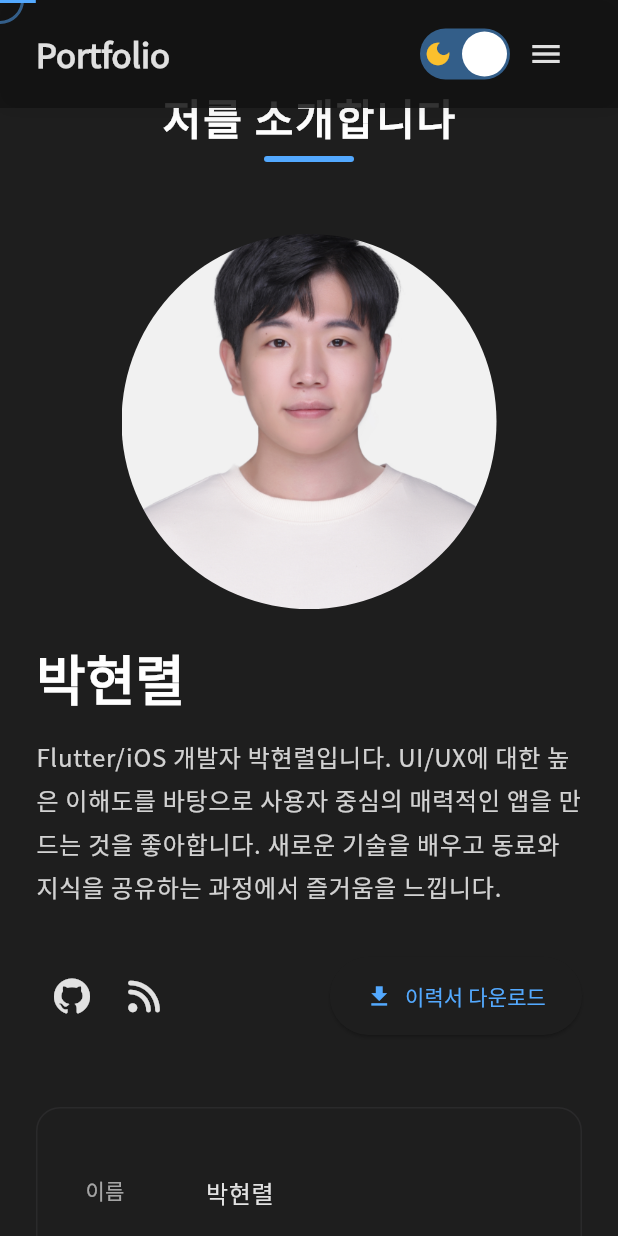
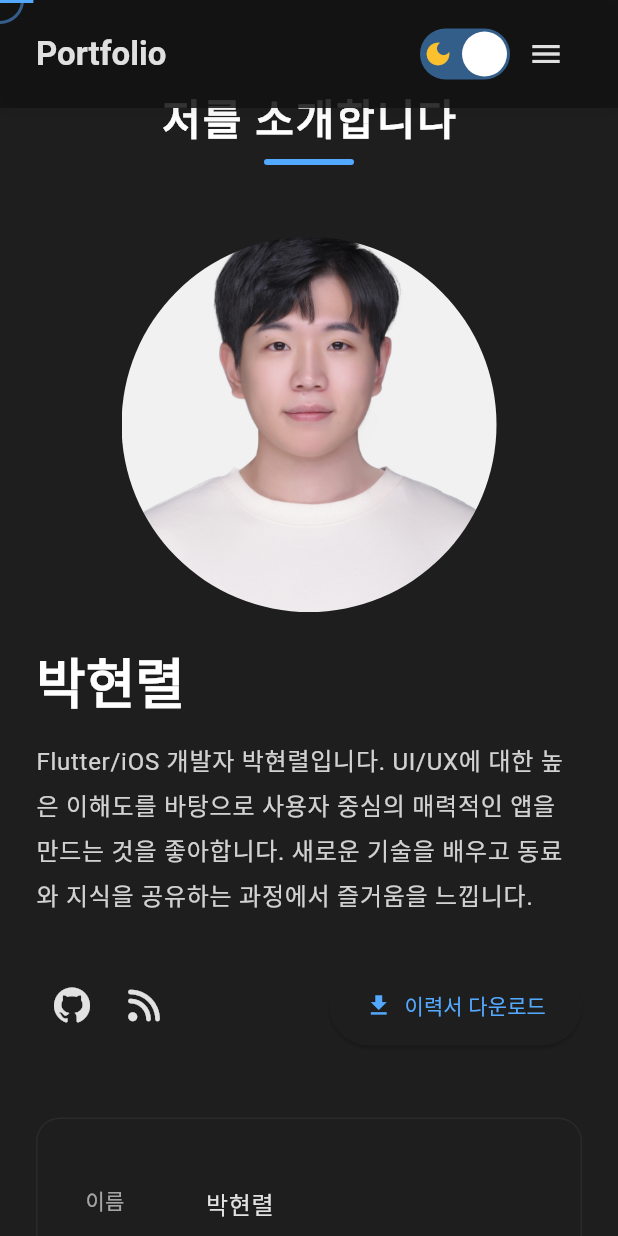
Before and after one commit to devpark435/portfolio_flutter_web, a Flutter app: the screen it shows after launch, after a tap on "더 알아보기", on a phone screen of 412 x 824 dp. Run offline on Flutter 3.47's test engine with Material 3 defaults, Android fonts, the phone set to English and light mode, and no system bars; drawn by our look-alikes of animated_text_kit, flutter_animate; our stand-ins replace flutter_riverpod, font_awesome_flutter, go_router, shared_preferences, simple_animations, timeline_tile; missing offline and left inert: dart:html; Roboto replaces fonts that are missing (PretendardVariable).

Commit message:
feat: 로컬 폰트 적용 및 프로젝트 배포 링크 추가
- 로컬 폰트(PretendardVariable) 도입 및 google_fonts 의존성 제거
- Project 모델에 deployUrl, releaseLogs 필드 추가
- 프로젝트 상세 화면에 '배포 링크' 버튼 UI 구현
- Swipe Gallery 및 Reactive Mind Map 배포 URL 데이터 반영
- simple_animations 버전 조정 (Dart 3.7 호환)

```diff
--- a/lib/config/theme/app_theme.dart
+++ b/lib/config/theme/app_theme.dart
@@ -1,5 +1,4 @@
 import 'package:flutter/material.dart';
-import 'package:google_fonts/google_fonts.dart';
 
 class AppTheme {
   static const Color primaryColorLight = Color(0xFF005A9C);
@@ -12,7 +11,8 @@ class AppTheme {
       primaryColor: primaryColorLight,
       scaffoldBackgroundColor: const Color(0xFFF5F5F7),
       cardColor: Colors.white,
-      textTheme: GoogleFonts.notoSansKrTextTheme(baseTheme.textTheme).apply(
+      textTheme: baseTheme.textTheme.apply(
+        fontFamily: 'PretendardVariable',
         bodyColor: const Color(0xFF333333),
         displayColor: const Color(0xFF111111),
       ),
@@ -38,7 +38,8 @@ class AppTheme {
       primaryColor: primaryColorDark,
       scaffoldBackgroundColor: const Color(0xFF121212),
       cardColor: const Color(0xFF1E1E1E),
-      textTheme: GoogleFonts.notoSansKrTextTheme(baseTheme.textTheme).apply(
+      textTheme: baseTheme.textTheme.apply(
+        fontFamily: 'PretendardVariable',
         bodyColor: Colors.white.withOpacity(0.87),
         displayColor: Colors.white,
       ),
--- a/lib/domain/models/project.dart
+++ b/lib/domain/models/project.dart
@@ -1,4 +1,16 @@
 import 'troubleshooting.dart';
+
+class ReleaseLog {
+  final String version;
+  final String date;
+  final List<String> changes;
+
+  const ReleaseLog({
+    required this.version,
+    required this.date,
+    required this.changes,
+  });
+}
 
 class Project {
   final String id; // 프로젝트 고유 식별자
@@ -16,8 +28,10 @@ class Project {
   final String period; // 프로젝트 진행 기간
   final String teamSize; // 팀 구성
   final String? imageUrl; // 프로젝트 이미지 URL
-  final String? demoUrl; // 데모 사이트 URL
+  final String? demoUrl; // 데모 사이트 URL (영상 등)
+  final String? deployUrl; // 실제 배포 URL (스토어/패키지 링크)
   final String? githubUrl; // GitHub 저장소 URL
+  final List<ReleaseLog>? releaseLogs; // 릴리즈 로그
 
   Project({
     required this.id,
@@ -36,6 +50,8 @@ class Project {
     required this.teamSize,
     this.imageUrl,
     this.demoUrl,
+    this.deployUrl,
     this.githubUrl,
+    this.releaseLogs,
   });
 }
--- a/lib/domain/repositories/project_repository.dart
+++ b/lib/domain/repositories/project_repository.dart
@@ -10,7 +10,131 @@ class ProjectRepository {
   Future<List<Project>> getProjects() async {
     return [
       Project(
-        id: '0',
+        id: '0', // ID는 순서에 맞게 조정
+        title: '쓰윽 (Swipe Gallery)',
+        summary: '스와이프 제스처를 활용한 고성능 갤러리 정리 및 AI 중복 사진 추천 서비스',
+        keyFeatures: [
+          'Tinder 스타일의 직관적인 스와이프 인터페이스 (Left: Keep, Right: Trash)',
+          'OpenCV 히스토그램 분석을 이용한 유사/중복 사진 자동 그룹화 및 추천',
+          '대용량 갤러리(10,000장+)의 빠른 로딩을 위한 인덱싱 및 캐싱 시스템',
+          '동영상 썸네일 재생 및 정리 지원',
+          '실수로 삭제한 사진 복구를 위한 휴지통 및 Undo(실행 취소) 기능',
+        ],
+        background: '''
+스마트폰 용량이 늘어나면서 갤러리에 불필요한 사진(스크린샷, 연사 등)이 쌓이지만,
+이를 하나씩 확인하고 삭제하는 과정이 너무 지루하고 번거롭다는 점에 착안했습니다.
+게임처럼 재미있고 빠르게 사진을 정리할 수 있는 경험을 제공하고자 개발했습니다.
+''',
+        meaning: '''
+단순한 UI 구현을 넘어, 수만 장의 로컬 미디어 데이터를 다루면서 발생할 수 있는
+메모리 이슈와 렌더링 성능 문제를 깊이 있게 파고들었습니다.
+특히 OpenCV 연산을 Isolate로 분리하여 UI 블로킹을 해결하고,
+사용자 경험을 위해 앨범 탐색 위치를 영구 저장하는 등 디테일한 UX 최적화 역량을 길렀습니다.
+''',
+        description: 'AI 분석과 스와이프 액션을 결합하여 가장 빠르고 재미있게 앨범 용량을 확보해주는 유틸리티 앱입니다.',
+        technologies: [
+          'Flutter',
+          'Riverpod',
+          'GoRouter',
+          'PhotoManager',
+          'OpenCV (Dart FFI)',
+          'Isolate',
+          'SharedPreferences',
+        ],
+        challenges: [
+          '10,000장 이상의 고해상도 이미지/동영상 로딩 시 메모리 및 스크롤 성능 최적화',
+          'OpenCV를 활용한 이미지 유사도 분석 시 메인 스레드 블로킹 현상 해결',
+          '실수 방지를 위한 다중 Undo(실행 취소) 로직 및 상태 관리',
+          'iOS/Android 권한 정책 대응 및 스토어 배포 프로세스',
+        ],
+        responsibilities: [
+          '전체 앱 아키텍처 설계 (MVVM + Riverpod)',
+          'PhotoManager를 활용한 커스텀 미디어 갤러리 엔진 구현',
+          'OpenCV 기반 이미지 히스토그램 분석 및 유사도 알고리즘 적용',
+          'UI/UX 인터랙션 구현 (Card Swipe, Hero Animation)',
+          'TestFlight 배포 및 버전 관리',
+        ],
+        troubleshooting: [
+          Troubleshooting(
+            issue: '대용량 앨범 초기 진입 시 로딩 속도 저하',
+            context:
+                '10,000장 이상의 사진이 있는 경우, 매번 전체 스캔을 수행하여 앱 진입 시 3~5초 이상의 딜레이 발생',
+            solution:
+                '마지막으로 정리한 사진의 인덱스를 앨범별로 영구 저장(SharedPreferences)하여, 재진입 시 이미 정리한 사진은 건너뛰고 O(1)로 즉시 로딩되도록 개선. 정리된 사진 ID 캐싱 전략과 병행하여 초기 로딩 속도를 90% 이상 단축.',
+            learning:
+                '로컬 DB(SQLite/Prefs)를 활용한 상태 영속화의 중요성과 대량 데이터 처리 시 O(N) 비용을 줄이기 위한 인덱싱 전략 습득',
+          ),
+          Troubleshooting(
+            issue: '유사 사진 분석 시 UI 프리징(ANR) 현상',
+            context:
+                '수백 장의 사진 히스토그램을 OpenCV로 비교 연산하는 과정에서 메인 스레드가 점유되어 UI가 멈추고 터치가 먹통이 되는 현상',
+            solution:
+                'Dart의 Isolate(별도 스레드)를 생성하여 무거운 이미지 분석 연산을 백그라운드로 격리. compute/Isolate.run 함수를 활용해 연산 결과만 메인 스레드로 비동기 전송하여 UI 부드러움을 유지.',
+            learning:
+                'Flutter의 단일 스레드 모델의 한계를 이해하고, Isolate를 통한 병렬 처리를 통해 CPU 집약적인 작업을 효율적으로 분산하는 방법 체득',
+          ),
+          Troubleshooting(
+            issue: '동영상 썸네일 생성 및 메모리 누수',
+            context: '리스트에 동영상이 포함될 때마다 썸네일을 실시간 생성하며 스크롤 버벅임과 메모리 사용량 급증',
+            solution:
+                'PhotoManager의 썸네일 캐싱 기능을 활용하고, 뷰포트에 보이는 항목만 렌더링하도록 GridView 최적화. 동영상 재생 시에만 정밀한 리소스를 로드하고 화면 이탈 시 즉시 dispose하여 메모리 안정성 확보.',
+            learning: '미디어 리소스의 생명주기 관리와 리스트 뷰에서의 리소스 재사용 메커니즘에 대한 이해 심화',
+          ),
+        ],
+        improvements: [
+          '클라우드(iCloud/Google Photos) 연동 지원',
+          '삭제된 사진 용량 통계 대시보드',
+          'AI 분석 정확도 조절 옵션 추가',
+        ],
+        releaseLogs: const [
+          ReleaseLog(
+            version: '1.2.1',
+            date: '2025.12.25',
+            changes: [
+              '스킵된 사진 ID 누적으로 인한 초기 로딩 지연 문제 해결 (O(N) → O(1))',
+              '앨범별 마지막 탐색 위치(Index) 영구 저장 로직 구현',
+              '기존 대비 초기 로딩 속도 약 70% 성능 향상',
+            ],
+          ),
+          ReleaseLog(
+            version: '1.2.0',
+            date: '2025.12.20',
+            changes: [
+              '스택(Stack) 기반 다중 실행 취소(Multi-Undo) 기능 구현',
+              '앱 재실행 시 마지막 정리 위치 자동 복구 기능',
+              '동영상 에셋 썸네일 추출 및 휴지통 내 재생 지원',
+              '전체 진행 상황 초기화(Reset) 옵션 추가',
+              'Pretendard 폰트 적용 및 UI/UX 디자인 개선',
+            ],
+          ),
+          ReleaseLog(
+            version: '1.1.0', // 기능 추가 업데이트
+            date: '2025.12.16',
+            changes: [
+              '동영상(AssetType.video) 미디어 정리 지원 및 썸네일 메모리 캐싱 최적화',
+              '스택(Stack) 자료구조를 활용한 다중 실행 취소(Multi-Undo) 상태 관리 구현',
+              'PhotoManager 페이징(Paging) 처리 개선을 통한 갤러리 스크롤 성능 확보',
+            ],
+          ),
+          ReleaseLog(
+            version: '1.0.0', // 초기 버전
+            date: '2025.12.15',
+            changes: [
+              'MVP(Minimum Viable Product) 앱스토어 배포',
+              '제스처 감지(GestureDetector) 기반의 카드 스와이프 인터랙션 및 애니메이션 구현',
+              '삭제 대기 항목 관리를 위한 휴지통 시스템 및 복구 로직 구축',
+            ],
+          ),
+        ],
+        period: '2025.12.05 ~ 진행 중',
+        teamSize: '개인 프로젝트',
+        githubUrl: 'https://github.com/devpark435/swipe_gallery',
+        deployUrl:
+            'https://apps.apple.com/kr/app/%EC%93%B0%EC%9C%BD/id6756438607',
+        imageUrl: 'images/sseueug.png', // 이미지 경로
+      ),
+      Project(
+        id: '1',
         title: 'Reactive Mind Map',
         summary: '다양한 레이아웃과 동적 상호작용을 지원하는 고성능 Flutter 마인드맵 위젯',
         keyFeatures: [
@@ -91,11 +215,11 @@ Flutter 렌더링 시스템에 대한 깊은 이해를 얻을 수 있었습니
         period: '2023.01.10 ~ 진행 중',
         teamSize: '개인 프로젝트 (오픈소스)',
         githubUrl: 'https://github.com/devpark435/reactive_mind_map',
-        demoUrl: 'https://pub.dev/packages/reactive_mind_map',
+        deployUrl: 'https://pub.dev/packages/reactive_mind_map',
         imageUrl: 'images/reactive_mindmap.png',
       ),
       Project(
-        id: '1',
+        id: '2',
         title: '식목일(식단, 목표, 일일운동량)',
         summary: '운동과 식단 관리를 위한 올인원 헬스케어 플랫폼',
         keyFeatures: [
@@ -176,7 +300,7 @@ iOS 앱 개발에서 MVVM 아키텍처와 RxSwift를 활용한 반응형 프로
         imageUrl: 'images/sikmogil.png',
       ),
       Project(
-          id: '2',
+          id: '3',
           title: 'Copro',
           summary: '사이드 프로젝트 팀원 매칭 및 개발자 네트워킹 플랫폼',
           keyFeatures: [
@@ -249,7 +373,7 @@ Firebase를 활용한 실시간 채팅 시스템과 데이터베이스 구현을
           githubUrl: 'https://github.com/Nangman-Archive/CoPro_iOS',
           imageUrl: 'images/copro.png'),
       Project(
-          id: '3',
+          id: '4',
           title: '오늘의 날씨',
           summary: 'openweathermap API를 활용하여 날씨 예보 및 미세먼지 측정 어플리케이션',
           keyFeatures: [
@@ -317,7 +441,7 @@ Firebase를 활용한 실시간 채팅 시스템과 데이터베이스 구현을
           githubUrl: 'https://github.com/NBCampArchive/Today-s_weather',
           imageUrl: 'images/weather.png'),
       Project(
-          id: '4',
+          id: '5',
           title: 'Twelve Cinema',
           summary: 'TheMovie DB API를 활용한 영화 정보 및 예매 시스템',
           keyFeatures: ['영화 정보 검색 및 조회', '예매 시스템', '사용자 리뷰 기능', '개인화된 추천 시스템'],
@@ -378,7 +502,7 @@ TheMovie DB API를 활용하여 풍부한 영화 정보를 제공하고,
           githubUrl: 'https://github.com/NBCampArchive/CinemaApp',
           imageUrl: 'images/twelvecinema.png'),
       Project(
-          id: '5',
+          id: '6',
           title: 'ZIKIZA',
           summary: 'UN 지속가능한 개발 목표(SDGs)를 위한 환경 캠페인 플랫폼',
           keyFeatures: [
@@ -458,7 +582,7 @@ ZIKIZA는 미라클 챌린지와 같은 서비스에 영향을 받아 환경 보
           imageUrl: 'images/zikiza.png',
           demoUrl: 'https://www.youtube.com/watch?v=yYz4czlmn0Q'),
       Project(
-          id: '6',
+          id: '7',
           title: 'Catch Country',
           summary: '국가별 퀴즈를 통한 문화 인식 향상 교육 플랫폼',
           keyFeatures: [
@@ -507,7 +631,7 @@ Flutter를 활용한 크로스 플랫폼 개발과 실시간 점수 시스템
           teamSize: 'Flutter 1인, Back-end 2인',
           githubUrl: 'https://github.com/devpark435/catchCountry_flutter_app'),
       Project(
-          id: '7',
+          id: '8',
           title: 'PetMily',
           summary: '반려동물 보호자를 위한 종합 커뮤니티 플랫폼',
           keyFeatures: ['반려동물 프로필 관리', '커뮤니티 기능', '정보 공유 시스템', '반려동물 케어 가이드'],
--- a/lib/presentation/screens/project_detail/project_detail_screen.dart
+++ b/lib/presentation/screens/project_detail/project_detail_screen.dart
@@ -153,7 +153,9 @@ class ProjectDetailScreen extends ConsumerWidget {
                     const SizedBox(height: 24),
 
                     // Project Links
-                    if (project.demoUrl != null || project.githubUrl != null)
+                    if (project.demoUrl != null ||
+                        project.githubUrl != null ||
+                        project.deployUrl != null)
                       Container(
                         padding: const EdgeInsets.all(20),
                         decoration: BoxDecoration(
@@ -195,13 +197,21 @@ class ProjectDetailScreen extends ConsumerWidget {
                               spacing: 12,
                               runSpacing: 12,
                               children: [
+                                if (project.deployUrl != null)
+                                  _buildLinkButton(
+                                    context,
+                                    '배포 링크',
+                                    Icons.rocket_launch,
+                                    project.deployUrl!,
+                                    isPrimary: true,
+                                  ),
                                 if (project.demoUrl != null)
                                   _buildLinkButton(
                                     context,
                                     '라이브 데모',
-                                    Icons.launch,
+                                    Icons.play_circle_outline,
                                     project.demoUrl!,
-                                    isPrimary: true,
+                                    isPrimary: project.deployUrl == null,
                                   ),
                                 if (project.githubUrl != null)
                                   _buildLinkButton(
```
Also changed, not shown: pubspec.yaml (+5 -4 lines), assets/images/sseueug.png (added), pubspec.lock, 1 other file.
